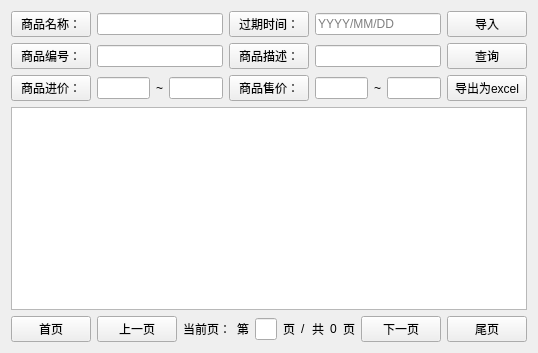
Old version of the form view/manager/widgetinventorymanager.ui in the repository ylxcvvan/Supermarket-Commodity-Management-System.
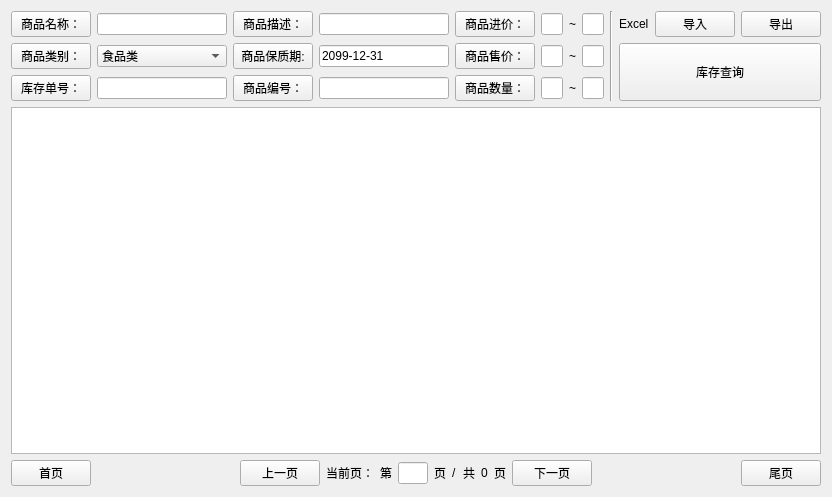
New version of the form.

Commit message: 重新布置了库存管理页面 重新定义了 sqlcommondity.cpp中的query函数 为库存管理的查询页面设置了遮罩

What changed in the file:
```diff
--- a/view/manager/widgetinventorymanager.ui
+++ b/view/manager/widgetinventorymanager.ui
@@ -6,24 +6,20 @@
    <rect>
     <x>0</x>
     <y>0</y>
-    <width>529</width>
-    <height>353</height>
+    <width>800</width>
+    <height>497</height>
    </rect>
   </property>
   <property name="windowTitle">
    <string>Form</string>
   </property>
-  <layout class="QHBoxLayout" name="horizontalLayout_9">
+  <layout class="QVBoxLayout" name="verticalLayout_5" stretch="0,1,0">
    <item>
-    <layout class="QVBoxLayout" name="verticalLayout_5">
+    <layout class="QHBoxLayout" name="horizontalLayout_12">
      <item>
-      <layout class="QVBoxLayout" name="verticalLayout_4">
+      <layout class="QVBoxLayout" name="verticalLayout_3">
        <item>
-        <layout class="QVBoxLayout" name="verticalLayout">
-         <item>
-          <layout class="QGridLayout" name="gridLayout">
-           <item row="0" column="0">
-            <layout class="QHBoxLayout" name="horizontalLayout_2">
+        <layout class="QHBoxLayout" name="horizontalLayout_2" stretch="0,0">
              <item>
               <widget class="QPushButton" name="pushButtonCommodityName">
                <property name="text">
@@ -38,16 +34,169 @@
               </widget>
              </item>
              <item>
-              <widget class="QLineEdit" name="LineEditCommodityName"/>
+          <widget class="QLineEdit" name="LineEditCommodityName">
+           <property name="minimumSize">
+            <size>
+             <width>130</width>
+             <height>0</height>
+            </size>
+           </property>
+          </widget>
              </item>
             </layout>
            </item>
-           <item row="0" column="1">
+       <item>
+        <layout class="QHBoxLayout" name="horizontalLayout_9">
+         <item>
+          <widget class="QPushButton" name="pushButtonCategory">
+           <property name="text">
+            <string>商品类别：</string>
+           </property>
+           <property name="checkable">
+            <bool>true</bool>
+           </property>
+          </widget>
+         </item>
+         <item>
+          <widget class="QComboBox" name="comboBoxCategory">
+           <property name="sizePolicy">
+            <sizepolicy hsizetype="Expanding" vsizetype="Fixed">
+             <horstretch>0</horstretch>
+             <verstretch>0</verstretch>
+            </sizepolicy>
+           </property>
+           <property name="minimumSize">
+            <size>
+             <width>130</width>
+             <height>0</height>
+            </size>
+           </property>
+           <property name="maxVisibleItems">
+            <number>999</number>
+           </property>
+           <item>
+            <property name="text">
+             <string>食品类</string>
+            </property>
+           </item>
+           <item>
+            <property name="text">
+             <string>日用品类</string>
+            </property>
+           </item>
+           <item>
+            <property name="text">
+             <string>服装类</string>
+            </property>
+           </item>
+           <item>
+            <property name="text">
+             <string>家电类</string>
+            </property>
+           </item>
+           <item>
+            <property name="text">
+             <string>数码产品类</string>
+            </property>
+           </item>
+           <item>
+            <property name="text">
+             <string>家具类</string>
+            </property>
+           </item>
+           <item>
+            <property name="text">
+             <string>办公用品类</string>
+            </property>
+           </item>
+           <item>
+            <property name="text">
+             <string>运动健身类</string>
+            </property>
+           </item>
+           <item>
+            <property name="text">
+             <string>图书音像类</string>
+            </property>
+           </item>
+           <item>
+            <property name="text">
+             <string>礼品类</string>
+            </property>
+           </item>
+           <item>
+            <property name="text">
+             <string>其他类</string>
+            </property>
+           </item>
+          </widget>
+         </item>
+        </layout>
+       </item>
+       <item>
+        <layout class="QHBoxLayout" name="horizontalLayout_6">
+         <item>
+          <widget class="QPushButton" name="pushButtonInventoryId">
+           <property name="text">
+            <string>库存单号：</string>
+           </property>
+           <property name="checkable">
+            <bool>true</bool>
+           </property>
+          </widget>
+         </item>
+         <item>
+          <widget class="QLineEdit" name="lineEditInventoryId">
+           <property name="minimumSize">
+            <size>
+             <width>130</width>
+             <height>0</height>
+            </size>
+           </property>
+          </widget>
+         </item>
+        </layout>
+       </item>
+      </layout>
+     </item>
+     <item>
+      <layout class="QVBoxLayout" name="verticalLayout_4">
+       <item>
+        <layout class="QHBoxLayout" name="horizontalLayout_8">
+         <item>
+          <widget class="QPushButton" name="pushButtonDetails">
+           <property name="text">
+            <string>商品描述：</string>
+           </property>
+           <property name="checkable">
+            <bool>true</bool>
+           </property>
+          </widget>
+         </item>
+         <item>
+          <widget class="QLineEdit" name="lineEditDetails">
+           <property name="minimumSize">
+            <size>
+             <width>130</width>
+             <height>0</height>
+            </size>
+           </property>
+           <property name="maximumSize">
+            <size>
+             <width>16777215</width>
+             <height>16777215</height>
+            </size>
+           </property>
+          </widget>
+         </item>
+        </layout>
+       </item>
+       <item>
             <layout class="QHBoxLayout" name="horizontalLayout_7">
              <item>
               <widget class="QPushButton" name="pushButtonSellByTime">
                <property name="text">
-                <string>过期时间：</string>
+            <string>商品保质期:</string>
                </property>
                <property name="checkable">
                 <bool>true</bool>
@@ -56,6 +205,12 @@
              </item>
              <item>
               <widget class="QLineEdit" name="lineEditSellByTime">
+           <property name="minimumSize">
+            <size>
+             <width>130</width>
+             <height>0</height>
+            </size>
+           </property>
                <property name="statusTip">
                 <string/>
                </property>
@@ -63,23 +218,16 @@
                 <string/>
                </property>
                <property name="text">
-                <string/>
+            <string>2099-12-31</string>
                </property>
                <property name="placeholderText">
-                <string>YYYY/MM/DD</string>
-               </property>
-              </widget>
-             </item>
-             <item>
-              <widget class="QPushButton" name="pushButtonInPutExcel">
-               <property name="text">
-                <string>导入</string>
+            <string>yyyy-MM-dd</string>
                </property>
               </widget>
              </item>
             </layout>
            </item>
-           <item row="1" column="0">
+       <item>
             <layout class="QHBoxLayout" name="horizontalLayout_3">
              <item>
               <widget class="QPushButton" name="pushButtonCommodityId">
@@ -92,42 +240,22 @@
               </widget>
              </item>
              <item>
-              <widget class="QLineEdit" name="LineEditCommodityId"/>
-             </item>
-            </layout>
-           </item>
-           <item row="1" column="1">
-            <layout class="QHBoxLayout" name="horizontalLayout_8">
-             <item>
-              <widget class="QPushButton" name="pushButtonDetails">
-               <property name="text">
-                <string>商品描述：</string>
-               </property>
-               <property name="checkable">
-                <bool>true</bool>
-               </property>
-              </widget>
-             </item>
-             <item>
-              <widget class="QLineEdit" name="lineEditDetails">
-               <property name="maximumSize">
+          <widget class="QLineEdit" name="LineEditCommodityId">
+           <property name="minimumSize">
                 <size>
-                 <width>16777215</width>
-                 <height>16777215</height>
+             <width>130</width>
+             <height>0</height>
                 </size>
                </property>
               </widget>
              </item>
-             <item>
-              <widget class="QPushButton" name="pushButtonSelect">
-               <property name="text">
-                <string>查询</string>
-               </property>
-              </widget>
+        </layout>
              </item>
             </layout>
            </item>
-           <item row="2" column="0">
+     <item>
+      <layout class="QVBoxLayout" name="verticalLayout">
+       <item>
             <layout class="QHBoxLayout" name="horizontalLayout_4">
              <item>
               <widget class="QPushButton" name="pushButtonCostPrice">
@@ -154,7 +282,7 @@
              </item>
             </layout>
            </item>
-           <item row="2" column="1">
+       <item>
             <layout class="QHBoxLayout" name="horizontalLayout_5">
              <item>
               <widget class="QPushButton" name="pushButtonPrice">
@@ -179,27 +307,91 @@
              <item>
               <widget class="QLineEdit" name="lineEditMaxPrice"/>
              </item>
+        </layout>
+       </item>
+       <item>
+        <layout class="QHBoxLayout" name="horizontalLayout_10">
+         <item>
+          <widget class="QPushButton" name="pushButtonAmount">
+           <property name="text">
+            <string>商品数量：</string>
+           </property>
+           <property name="checkable">
+            <bool>true</bool>
+           </property>
+          </widget>
+         </item>
+         <item>
+          <widget class="QLineEdit" name="lineEditMinAmount"/>
+         </item>
+         <item>
+          <widget class="QLabel" name="label_9">
+           <property name="text">
+            <string>~</string>
+           </property>
+          </widget>
+         </item>
+         <item>
+          <widget class="QLineEdit" name="lineEditMaxAmount"/>
+         </item>
+        </layout>
+       </item>
+      </layout>
+     </item>
+     <item>
+      <widget class="Line" name="line">
+       <property name="orientation">
+        <enum>Qt::Vertical</enum>
+       </property>
+      </widget>
+     </item>
+     <item>
+      <layout class="QVBoxLayout" name="verticalLayout_2" stretch="0,1">
+       <item>
+        <layout class="QHBoxLayout" name="horizontalLayout_11">
+         <item>
+          <widget class="QLabel" name="label_10">
+           <property name="text">
+            <string>Excel</string>
+           </property>
+          </widget>
+         </item>
+         <item>
+          <widget class="QPushButton" name="pushButtonInPutExcel">
+           <property name="text">
+            <string>导入</string>
+           </property>
+          </widget>
+         </item>
              <item>
               <widget class="QPushButton" name="pushButtonOutPutExcel">
                <property name="text">
-                <string>导出为excel</string>
-               </property>
-              </widget>
-             </item>
-            </layout>
+            <string>导出</string>
+           </property>
+          </widget>
            </item>
           </layout>
          </item>
          <item>
-          <layout class="QHBoxLayout" name="horizontalLayout_6"/>
+        <widget class="QPushButton" name="pushButtonSelect">
+         <property name="sizePolicy">
+          <sizepolicy hsizetype="Minimum" vsizetype="Expanding">
+           <horstretch>0</horstretch>
+           <verstretch>0</verstretch>
+          </sizepolicy>
+         </property>
+         <property name="text">
+          <string>库存查询</string>
+         </property>
+        </widget>
+       </item>
+      </layout>
          </item>
         </layout>
        </item>
        <item>
         <widget class="QTableView" name="tableView"/>
        </item>
-      </layout>
-     </item>
      <item>
       <layout class="QHBoxLayout" name="horizontalLayout">
        <item>
@@ -320,8 +512,6 @@
           <string>尾页</string>
          </property>
         </widget>
-       </item>
-      </layout>
      </item>
     </layout>
    </item>
```
Lines whose indentation alone changed are shown as unchanged. The commit also changes 5 other files.
